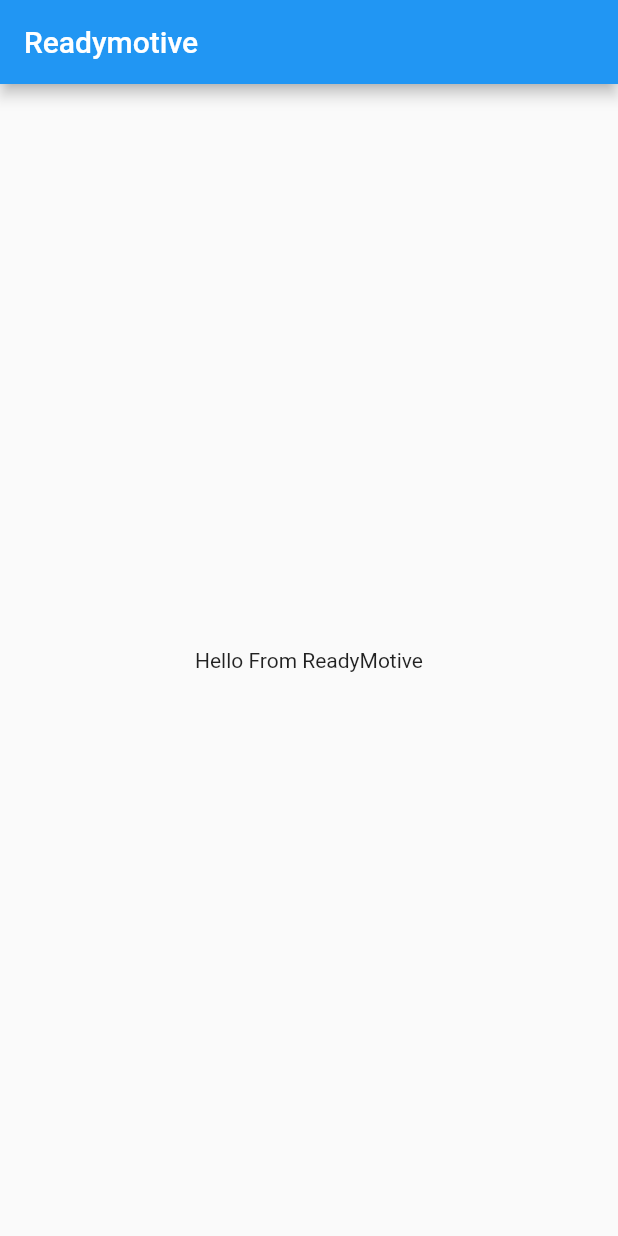
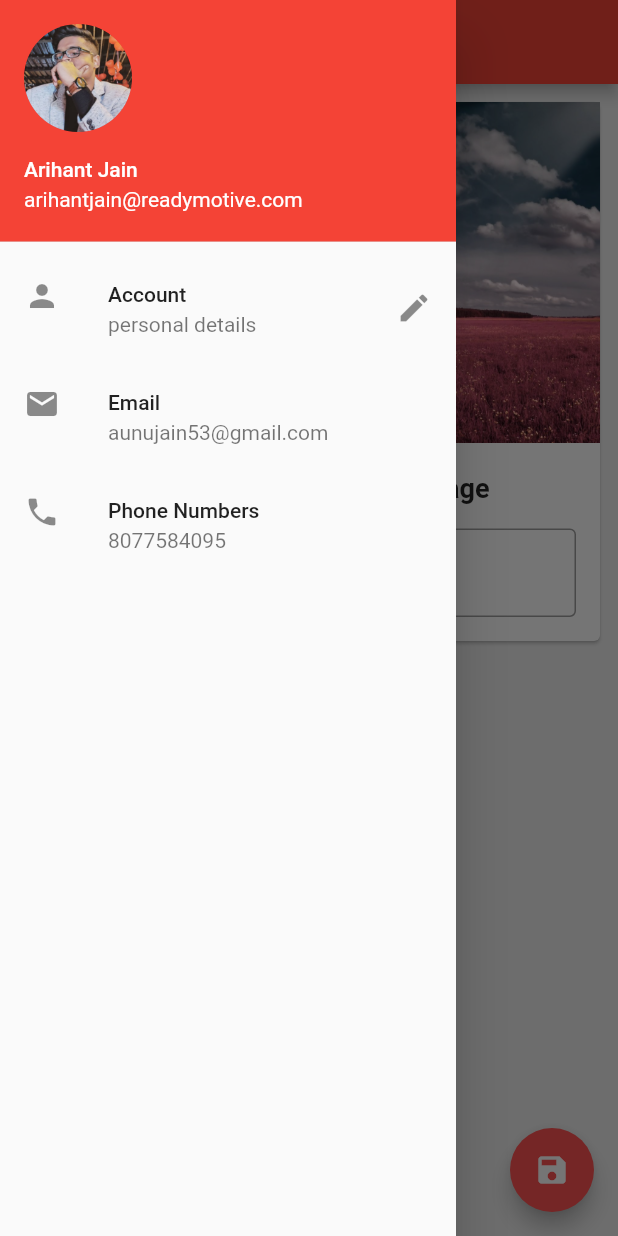
Before and after one commit to DoDoxD1/flutter-app, a Flutter app: the screen it shows after launch, with the side drawer open (before the commit the screen has no drawer), on a phone screen of 412 x 824 dp. Run offline on Flutter 3.47's test engine with Material 2 defaults, Android fonts, the phone set to English and light mode, and no system bars.

```diff
--- a/lib/main.dart
+++ b/lib/main.dart
@@ -1,21 +1,110 @@
 import 'package:flutter/material.dart';
 
-void main(){
-  runApp(MaterialApp(
-    title: "Readymotive",
-    home: HomePage(),
-  ));
+void main() {
+  runApp(
+    MaterialApp(
+      title: "Readymotive",
+      home: HomePage(),
+      theme: ThemeData(
+        primarySwatch: Colors.red,
+        accentColor: Colors.redAccent,
+      ),
+    ),
+  );
 }
 
-class HomePage extends StatelessWidget {
+class HomePage extends StatefulWidget {
+  @override
+  State<HomePage> createState() => _HomePageState();
+}
+
+class _HomePageState extends State<HomePage> {
+  TextEditingController _namecontroller = TextEditingController();
+  var myText = "Guess the name of this image";
+  @override
+  void initState(){
+    super.initState();
+  }
+
   @override
   Widget build(BuildContext context) {
     return Scaffold(
+      backgroundColor: Colors.grey[200],
       appBar: AppBar(
         title: Text("Readymotive"),
       ),
-      body: Container(
-        child: Center(child: Text("Hello From ReadyMotive")),
+      body: Padding(
+        padding: EdgeInsets.all(8),
+        child: SingleChildScrollView(
+          child: Card(
+            child: Column(
+              children: [
+                Image.asset(
+                  "assets/nature.jpg",
+                  fit: BoxFit.cover,
+                ),
+                SizedBox(
+                  height: 20,
+                ),
+                Text(
+                  myText,
+                  style: TextStyle(
+                    fontWeight: FontWeight.bold,
+                    fontSize: 18,
+                  ),
+                ),
+                Padding(
+                  padding: const EdgeInsets.all(16.0),
+                  child: TextField(
+                    controller: _namecontroller,
+                    keyboardType: TextInputType.text,
+                    decoration: InputDecoration(
+                      border: OutlineInputBorder(),
+                      hintText: "Enter name here",
+                      labelText: "Name"
+                    ),
+                  ),
+                )
+              ],
+            ),
+          ),
+        ),
+      ),
+      drawer: Drawer(
+        child: ListView(
+          padding: EdgeInsets.zero,
+          children: [
+            UserAccountsDrawerHeader(
+              accountName: Text("Arihant Jain"),
+              accountEmail: Text("arihantjain@readymotive.com"),
+              currentAccountPicture: CircleAvatar(
+                backgroundImage: AssetImage('assets/about.png'),
+              ),
+            ),
+            ListTile(
+              leading: Icon(Icons.person),
+              title: Text("Account"),
+              subtitle: Text("personal details"),
+              trailing: Icon(Icons.edit),
+            ),
+            ListTile(
+              leading: Icon(Icons.email),
+              title: Text("Email"),
+              subtitle: Text("aunujain53@gmail.com"),
+            ),
+            ListTile(
+              leading: Icon(Icons.phone),
+              title: Text("Phone Numbers"),
+              subtitle: Text("8077584095"),
+            )
+          ],
+        ),
+      ),
+      floatingActionButton: FloatingActionButton(
+        onPressed: () {},
+        child: Icon(
+          Icons.save,
+        ),
       ),
     );
   }
--- a/pubspec.yaml
+++ b/pubspec.yaml
@@ -58,8 +58,8 @@ flutter:
   uses-material-design: true
 
   # To add assets to your application, add an assets section, like this:
-  # assets:
-  #   - images/a_dot_burr.jpeg
+  assets:
+     - assets/
   #   - images/a_dot_ham.jpeg
 
   # An image asset can refer to one or more resolution-specific "variants", see
```
Also changed, not shown: assets/about.png (added), assets/nature.jpg (added).
